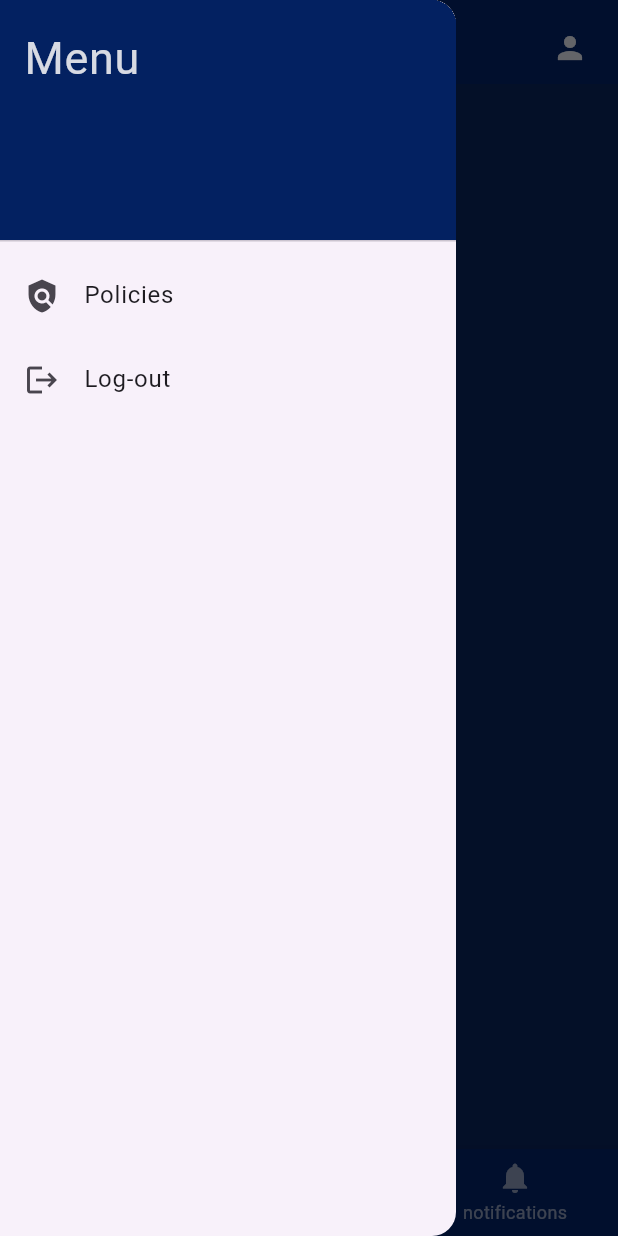
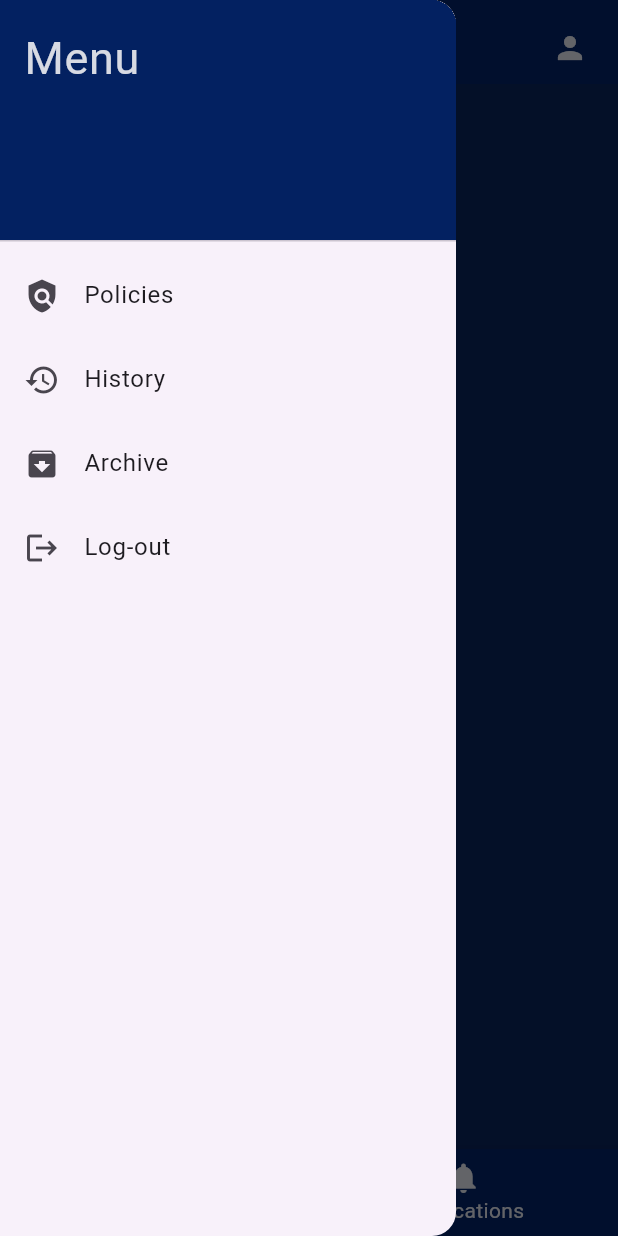
Before and after one commit to charmeyn001-ux/Virtual-Library-Mobile, a Flutter app: the HomePage screen opened by its route, item 2 of the bottom bar chosen, with the side drawer open, on a phone screen of 412 x 824 dp. Run offline on Flutter 3.47's test engine with Material 3 defaults, Android fonts, the phone set to English and light mode, and no system bars; our stand-ins replace flutter_animate, get.

Commit message:
add new feature

```diff
--- a/vlib/lib/Home/Inbox/inbox_page.dart
+++ /dev/null
@@ -1,18 +0,0 @@
-import 'package:flutter/material.dart';
-
-void main() =>
-    runApp(MaterialApp(debugShowCheckedModeBanner: false, home: InboxPage()));
-
-class InboxPage extends StatefulWidget {
-  const InboxPage({super.key});
-
-  @override
-  State<InboxPage> createState() => _InboxPageState();
-}
-
-class _InboxPageState extends State<InboxPage> {
-  @override
-  Widget build(BuildContext context) {
-    return Scaffold(backgroundColor: Color.fromARGB(255, 9, 34, 88));
-  }
-}
--- /dev/null
+++ b/vlib/lib/Home/Menu/archive.dart
@@ -0,0 +1,21 @@
+import 'package:flutter/material.dart';
+
+class Archive extends StatefulWidget {
+  const Archive({super.key});
+
+  @override
+  State<Archive> createState() => _ArchiveState();
+}
+
+class _ArchiveState extends State<Archive> {
+  @override
+  Widget build(BuildContext context) {
+    return Scaffold(
+      backgroundColor: Color.fromARGB(255, 9, 34, 88),
+      appBar: AppBar(
+        backgroundColor: Color.fromARGB(255, 3, 33, 97),
+        iconTheme: IconThemeData(color: Color.fromARGB(255, 255, 255, 255)),
+      ),
+    );
+  }
+}
--- /dev/null
+++ b/vlib/lib/Home/Menu/history.dart
@@ -0,0 +1,21 @@
+import 'package:flutter/material.dart';
+
+class History extends StatefulWidget {
+  const History({super.key});
+
+  @override
+  State<History> createState() => _HistoryState();
+}
+
+class _HistoryState extends State<History> {
+  @override
+  Widget build(BuildContext context) {
+    return Scaffold(
+      backgroundColor: Color.fromARGB(255, 9, 34, 88),
+      appBar: AppBar(
+        backgroundColor: Color.fromARGB(255, 3, 33, 97),
+        iconTheme: IconThemeData(color: Color.fromARGB(255, 255, 255, 255)),
+      ),
+    );
+  }
+}
--- a/vlib/lib/Home/home_page.dart
+++ b/vlib/lib/Home/home_page.dart
@@ -1,6 +1,6 @@
 import 'package:flutter/material.dart';
 import 'package:flutter/services.dart';
-import 'package:vlib/Home/Inbox/inbox_page.dart';
+
 import 'package:vlib/Home/Notification/notification_page.dart';
 import 'package:vlib/SignIn/sign_in.dart';
 
@@ -23,7 +23,7 @@ class HomePageState extends State<HomePage> {
     });
   }
 
-  List<Widget> get _pages => [_homeContent(), InboxPage(), NotificationPage()];
+  List<Widget> get _pages => [_homeContent(), NotificationPage()];
 
   Widget _homeContent() {
     return SafeArea(
@@ -279,6 +279,24 @@ class HomePageState extends State<HomePage> {
               },
             ),
             ListTile(
+              leading: Icon(Icons.history),
+              title: Text('History'),
+              onTap: () {
+                // Close the drawer
+                Navigator.pushNamed(context, '/history');
+                // Handle Home tap
+              },
+            ),
+            ListTile(
+              leading: Icon(Icons.archive),
+              title: Text('Archive'),
+              onTap: () {
+                // Close the drawer
+                Navigator.pushNamed(context, '/archive');
+                // Handle Home tap
+              },
+            ),
+            ListTile(
               leading: Icon(Icons.logout),
               title: Text('Log-out'),
               onTap: () {
@@ -302,7 +320,6 @@ class HomePageState extends State<HomePage> {
         unselectedItemColor: const Color.fromARGB(136, 248, 247, 247),
         items: [
           BottomNavigationBarItem(icon: Icon(Icons.home), label: 'home'),
-          BottomNavigationBarItem(icon: Icon(Icons.inbox), label: 'inbox'),
           BottomNavigationBarItem(
             icon: Icon(Icons.notifications),
             label: 'notifications',
--- a/vlib/lib/main.dart
+++ b/vlib/lib/main.dart
@@ -1,8 +1,9 @@
 import 'package:flutter/material.dart';
 import 'package:vlib/Home/Borrow/borrow.dart';
 import 'package:vlib/Home/Borrow/reserve.dart';
-import 'package:vlib/Home/Inbox/inbox_page.dart';
 import 'package:vlib/Home/Menu/Policies.dart';
+import 'package:vlib/Home/Menu/archive.dart';
+import 'package:vlib/Home/Menu/history.dart';
 import 'package:vlib/Home/MyBorrowedBooks/mybooks.dart';
 import 'package:vlib/Home/Notification/notification_page.dart';
 import 'package:vlib/Home/Profile/profile.dart';
@@ -34,7 +35,6 @@ class MyApp extends StatelessWidget {
         '/signup': (context) => const SignUp(),
         '/home': (context) => const HomePage(),
         '/notification': (context) => const NotificationPage(),
-        '/inbox': (context) => const InboxPage(),
         '/policies': (context) => const Policies(),
         '/profile': (context) => const Profile(),
         '/borrowpage': (context) => const BorrowPage(),
@@ -42,6 +42,8 @@ class MyApp extends StatelessWidget {
         '/mybooks': (context) => const MyBooks(),
         '/reserve': (context) => const Reserve(),
         '/forgot': (context) => const ForgotPassword(),
+        '/archive': (context) => const Archive(),
+        '/history': (context) => const History(),
       },
     );
   }
```
Also changed, not shown: vlib/lib/Home/Menu/Policies.dart (+9 -4 lines), vlib/lib/SignIn/sign_in.dart (+50 -7 lines), vlib/lib/Home/Menu/log_out.dart (deleted).
